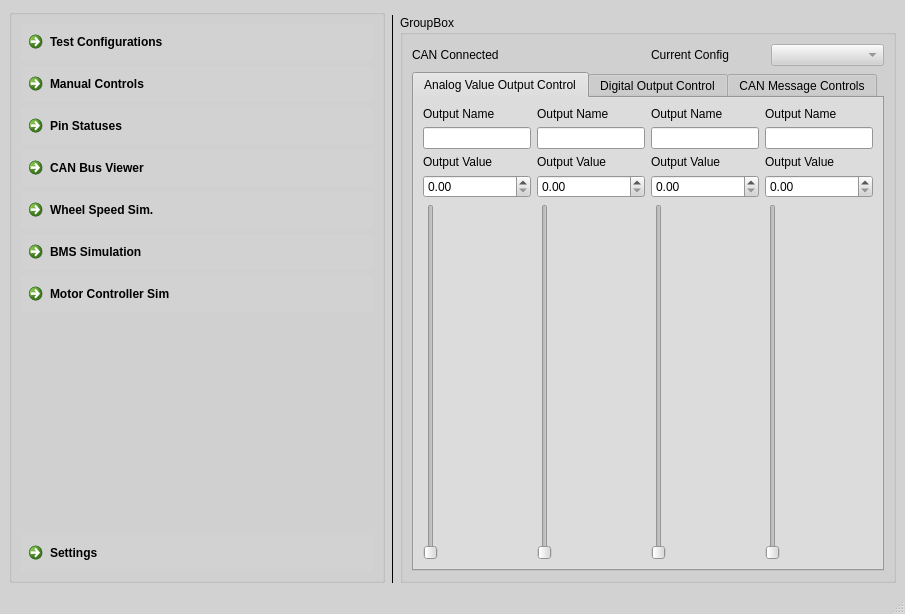
The window that ui/pervertt_main_frame.ui (PurdueElectricRacing/Main-Testbench) describes before a commit, drawn with Qt 5.
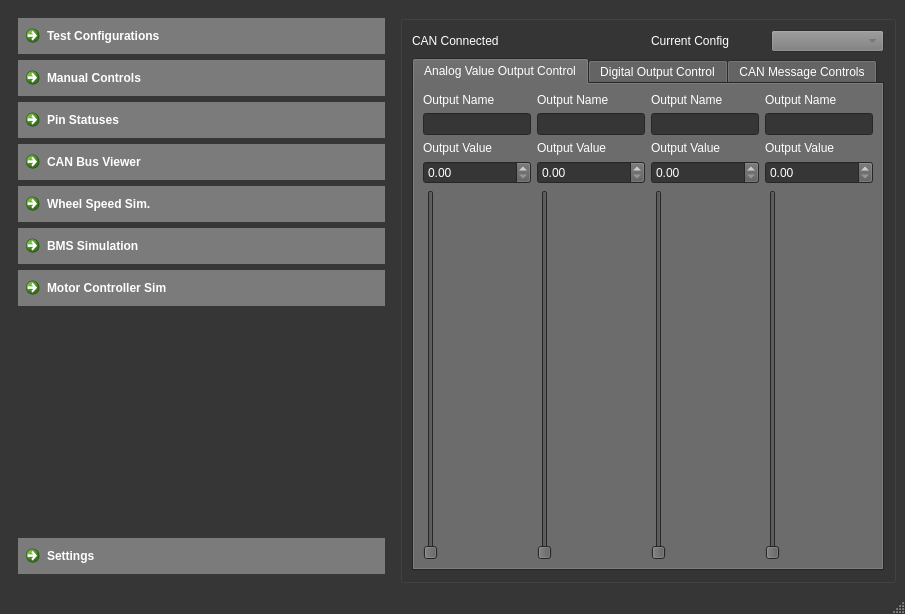
The same window after the commit. The open tabs and pages were chosen to show the change.

Patch:
```diff
--- a/ui/pervertt_main_frame.ui
+++ b/ui/pervertt_main_frame.ui
@@ -16,18 +16,18 @@
      <colorrole role="WindowText">
       <brush brushstyle="SolidPattern">
        <color alpha="255">
-        <red>0</red>
-        <green>0</green>
-        <blue>0</blue>
+        <red>255</red>
+        <green>255</green>
+        <blue>255</blue>
        </color>
       </brush>
      </colorrole>
      <colorrole role="Button">
       <brush brushstyle="SolidPattern">
        <color alpha="255">
-        <red>210</red>
-        <green>210</green>
-        <blue>210</blue>
+        <red>123</red>
+        <green>123</green>
+        <blue>123</blue>
        </color>
       </brush>
      </colorrole>
@@ -70,9 +70,9 @@
      <colorrole role="Text">
       <brush brushstyle="SolidPattern">
        <color alpha="255">
-        <red>0</red>
-        <green>0</green>
-        <blue>0</blue>
+        <red>255</red>
+        <green>255</green>
+        <blue>255</blue>
        </color>
       </brush>
      </colorrole>
@@ -88,45 +88,63 @@
      <colorrole role="ButtonText">
       <brush brushstyle="SolidPattern">
        <color alpha="255">
-        <red>0</red>
-        <green>0</green>
-        <blue>0</blue>
+        <red>255</red>
+        <green>255</green>
+        <blue>255</blue>
        </color>
       </brush>
      </colorrole>
      <colorrole role="Base">
       <brush brushstyle="SolidPattern">
        <color alpha="255">
-        <red>255</red>
-        <green>255</green>
-        <blue>255</blue>
+        <red>54</red>
+        <green>54</green>
+        <blue>54</blue>
        </color>
       </brush>
      </colorrole>
      <colorrole role="Window">
       <brush brushstyle="SolidPattern">
        <color alpha="255">
-        <red>210</red>
-        <green>210</green>
-        <blue>210</blue>
+        <red>54</red>
+        <green>54</green>
+        <blue>54</blue>
        </color>
       </brush>
      </colorrole>
      <colorrole role="Shadow">
       <brush brushstyle="SolidPattern">
        <color alpha="255">
-        <red>0</red>
-        <green>0</green>
-        <blue>0</blue>
+        <red>170</red>
+        <green>166</green>
+        <blue>119</blue>
+       </color>
+      </brush>
+     </colorrole>
+     <colorrole role="Highlight">
+      <brush brushstyle="SolidPattern">
+       <color alpha="255">
+        <red>207</red>
+        <green>185</green>
+        <blue>145</blue>
+       </color>
+      </brush>
+     </colorrole>
+     <colorrole role="HighlightedText">
+      <brush brushstyle="SolidPattern">
+       <color alpha="255">
+        <red>255</red>
+        <green>255</green>
+        <blue>255</blue>
        </color>
       </brush>
      </colorrole>
      <colorrole role="AlternateBase">
       <brush brushstyle="SolidPattern">
        <color alpha="255">
-        <red>232</red>
-        <green>232</green>
-        <blue>232</blue>
+        <red>168</red>
+        <green>170</green>
+        <blue>151</blue>
        </color>
       </brush>
      </colorrole>
@@ -162,18 +180,18 @@
      <colorrole role="WindowText">
       <brush brushstyle="SolidPattern">
        <color alpha="255">
-        <red>0</red>
-        <green>0</green>
-        <blue>0</blue>
+        <red>255</red>
+        <green>255</green>
+        <blue>255</blue>
        </color>
       </brush>
      </colorrole>
      <colorrole role="Button">
       <brush brushstyle="SolidPattern">
        <color alpha="255">
-        <red>210</red>
-        <green>210</green>
-        <blue>210</blue>
+        <red>123</red>
+        <green>123</green>
+        <blue>123</blue>
        </color>
       </brush>
      </colorrole>
@@ -216,9 +234,9 @@
      <colorrole role="Text">
       <brush brushstyle="SolidPattern">
        <color alpha="255">
-        <red>0</red>
-        <green>0</green>
-        <blue>0</blue>
+        <red>255</red>
+        <green>255</green>
+        <blue>255</blue>
        </color>
       </brush>
      </colorrole>
@@ -234,45 +252,63 @@
      <colorrole role="ButtonText">
       <brush brushstyle="SolidPattern">
        <color alpha="255">
-        <red>0</red>
-        <green>0</green>
-        <blue>0</blue>
+        <red>255</red>
+        <green>255</green>
+        <blue>255</blue>
        </color>
       </brush>
      </colorrole>
      <colorrole role="Base">
       <brush brushstyle="SolidPattern">
        <color alpha="255">
-        <red>255</red>
-        <green>255</green>
-        <blue>255</blue>
+        <red>54</red>
+        <green>54</green>
+        <blue>54</blue>
        </color>
       </brush>
      </colorrole>
      <colorrole role="Window">
       <brush brushstyle="SolidPattern">
        <color alpha="255">
-        <red>210</red>
-        <green>210</green>
-        <blue>210</blue>
+        <red>54</red>
+        <green>54</green>
+        <blue>54</blue>
        </color>
       </brush>
      </colorrole>
      <colorrole role="Shadow">
       <brush brushstyle="SolidPattern">
        <color alpha="255">
-        <red>0</red>
-        <green>0</green>
-        <blue>0</blue>
+        <red>170</red>
+        <green>166</green>
+        <blue>119</blue>
+       </color>
+      </brush>
+     </colorrole>
+     <colorrole role="Highlight">
+      <brush brushstyle="SolidPattern">
+       <color alpha="255">
+        <red>207</red>
+        <green>185</green>
+        <blue>145</blue>
+       </color>
+      </brush>
+     </colorrole>
+     <colorrole role="HighlightedText">
+      <brush brushstyle="SolidPattern">
+       <color alpha="255">
+        <red>255</red>
+        <green>255</green>
+        <blue>255</blue>
        </color>
       </brush>
      </colorrole>
      <colorrole role="AlternateBase">
       <brush brushstyle="SolidPattern">
        <color alpha="255">
-        <red>232</red>
-        <green>232</green>
-        <blue>232</blue>
+        <red>168</red>
+        <green>170</green>
+        <blue>151</blue>
        </color>
       </brush>
      </colorrole>
@@ -317,9 +353,9 @@
      <colorrole role="Button">
       <brush brushstyle="SolidPattern">
        <color alpha="255">
-        <red>210</red>
-        <green>210</green>
-        <blue>210</blue>
+        <red>123</red>
+        <green>123</green>
+        <blue>123</blue>
        </color>
       </brush>
      </colorrole>
@@ -389,36 +425,54 @@
      <colorrole role="Base">
       <brush brushstyle="SolidPattern">
        <color alpha="255">
-        <red>210</red>
-        <green>210</green>
-        <blue>210</blue>
+        <red>54</red>
+        <green>54</green>
+        <blue>54</blue>
        </color>
       </brush>
      </colorrole>
      <colorrole role="Window">
       <brush brushstyle="SolidPattern">
        <color alpha="255">
-        <red>210</red>
-        <green>210</green>
-        <blue>210</blue>
+        <red>54</red>
+        <green>54</green>
+        <blue>54</blue>
        </color>
       </brush>
      </colorrole>
      <colorrole role="Shadow">
       <brush brushstyle="SolidPattern">
        <color alpha="255">
-        <red>0</red>
-        <green>0</green>
-        <blue>0</blue>
+        <red>170</red>
+        <green>166</green>
+        <blue>119</blue>
+       </color>
+      </brush>
+     </colorrole>
+     <colorrole role="Highlight">
+      <brush brushstyle="SolidPattern">
+       <color alpha="255">
+        <red>23</red>
+        <green>26</green>
+        <blue>38</blue>
+       </color>
+      </brush>
+     </colorrole>
+     <colorrole role="HighlightedText">
+      <brush brushstyle="SolidPattern">
+       <color alpha="255">
+        <red>255</red>
+        <green>255</green>
+        <blue>255</blue>
        </color>
       </brush>
      </colorrole>
      <colorrole role="AlternateBase">
       <brush brushstyle="SolidPattern">
        <color alpha="255">
-        <red>210</red>
-        <green>210</green>
-        <blue>210</blue>
+        <red>168</red>
+        <green>170</green>
+        <blue>151</blue>
        </color>
       </brush>
      </colorrole>
@@ -467,197 +521,11 @@
    </property>
    <layout class="QGridLayout" name="gridLayout_3">
     <item row="1" column="1">
-     <widget class="QStackedWidget" name="page_frame">
-      <property name="frameShape">
-       <enum>QFrame::VLine</enum>
-      </property>
-      <property name="frameShadow">
-       <enum>QFrame::Plain</enum>
-      </property>
-      <property name="lineWidth">
-       <number>1</number>
-      </property>
-      <property name="currentIndex">
-       <number>5</number>
-      </property>
-      <widget class="QWidget" name="config_page"/>
-      <widget class="QWidget" name="controls_page">
-       <property name="enabled">
-        <bool>true</bool>
-       </property>
-      </widget>
-      <widget class="QWidget" name="pin_status_page"/>
-      <widget class="QWidget" name="can_viewer_page"/>
-      <widget class="QWidget" name="speed_sim_page"/>
-      <widget class="QWidget" name="bms_sim_page"/>
-      <widget class="QWidget" name="mc_sim_page"/>
-     </widget>
-    </item>
-    <item row="0" column="0" rowspan="2">
-     <widget class="QGroupBox" name="page_selection">
-      <property name="cursor">
-       <cursorShape>SizeAllCursor</cursorShape>
-      </property>
-      <property name="layoutDirection">
-       <enum>Qt::LeftToRight</enum>
-      </property>
-      <property name="title">
-       <string/>
-      </property>
-      <property name="flat">
-       <bool>false</bool>
-      </property>
-      <layout class="QVBoxLayout" name="verticalLayout">
-       <item>
-        <widget class="QCommandLinkButton" name="test_configs">
-         <property name="autoFillBackground">
-          <bool>true</bool>
-         </property>
-         <property name="text">
-          <string>Test Configurations</string>
-         </property>
-         <property name="checkable">
-          <bool>true</bool>
-         </property>
-         <property name="autoExclusive">
-          <bool>true</bool>
-         </property>
-        </widget>
-       </item>
-       <item>
-        <widget class="QCommandLinkButton" name="manual_controls">
-         <property name="autoFillBackground">
-          <bool>true</bool>
-         </property>
-         <property name="text">
-          <string>Manual Controls</string>
-         </property>
-         <property name="checkable">
-          <bool>true</bool>
-         </property>
-         <property name="autoExclusive">
-          <bool>true</bool>
-         </property>
-        </widget>
-       </item>
-       <item>
-        <widget class="QCommandLinkButton" name="pin_statuses">
-         <property name="autoFillBackground">
-          <bool>true</bool>
-         </property>
-         <property name="text">
-          <string>Pin Statuses</string>
-         </property>
-         <property name="checkable">
-          <bool>true</bool>
-         </property>
-         <property name="autoExclusive">
-          <bool>true</bool>
-         </property>
-        </widget>
-       </item>
-       <item>
-        <widget class="QCommandLinkButton" name="can_viewer">
-         <property name="autoFillBackground">
-          <bool>true</bool>
-         </property>
-         <property name="text">
-          <string>CAN Bus Viewer</string>
-         </property>
-         <property name="checkable">
-          <bool>true</bool>
-         </property>
-         <property name="autoExclusive">
-          <bool>true</bool>
-         </property>
-        </widget>
-       </item>
-       <item>
-        <widget class="QCommandLinkButton" name="wheel_speed_sim">
-         <property name="autoFillBackground">
-          <bool>true</bool>
-         </property>
-         <property name="text">
-          <string>Wheel Speed Sim.</string>
-         </property>
-         <property name="checkable">
-          <bool>true</bool>
-         </property>
-         <property name="autoExclusive">
-          <bool>true</bool>
-         </property>
-        </widget>
-       </item>
-       <item>
-        <widget class="QCommandLinkButton" name="bms_sim">
-         <property name="autoFillBackground">
-          <bool>true</bool>
-         </property>
-         <property name="text">
-          <string>BMS Simulation</string>
-         </property>
-         <property name="checkable">
-          <bool>true</bool>
-         </property>
-         <property name="autoExclusive">
-          <bool>true</bool>
-         </property>
-        </widget>
-       </item>
-       <item>
-        <widget class="QCommandLinkButton" name="mc_sim">
-         <property name="autoFillBackground">
-          <bool>true</bool>
-         </property>
-         <property name="text">
-          <string>Motor Controller Sim</string>
-         </property>
-         <property name="checkable">
-          <bool>true</bool>
-         </property>
-         <property name="autoExclusive">
-          <bool>true</bool>
-         </property>
-        </widget>
-       </item>
-       <item>
-        <spacer name="verticalSpacer">
-         <property name="orientation">
-          <enum>Qt::Vertical</enum>
-         </property>
-         <property name="sizeHint" stdset="0">
-          <size>
-           <width>20</width>
-           <height>40</height>
-          </size>
-         </property>
-        </spacer>
-       </item>
-       <item>
-        <widget class="QCommandLinkButton" name="settings">
-         <property name="autoFillBackground">
-          <bool>true</bool>
-         </property>
-         <property name="text">
-          <string>Settings</string>
-         </property>
-         <property name="checkable">
-          <bool>true</bool>
-         </property>
-         <property name="autoExclusive">
-          <bool>true</bool>
-         </property>
-        </widget>
-       </item>
-      </layout>
-     </widget>
-    </item>
-    <item row="1" column="2">
      <layout class="QGridLayout" name="gridLayout_4">
       <item row="0" column="0">
        <widget class="QGroupBox" name="info_section">
         <property name="title">
-         <string>GroupBox</string>
+         <string/>
         </property>
         <layout class="QGridLayout" name="gridLayout">
          <item row="1" column="0" colspan="4">
@@ -665,6 +533,70 @@
            <property name="enabled">
             <bool>true</bool>
            </property>
+           <property name="palette">
+            <palette>
+             <active>
+              <colorrole role="Button">
+               <brush brushstyle="SolidPattern">
+                <color alpha="255">
+                 <red>91</red>
+                 <green>91</green>
+                 <blue>91</blue>
+                </color>
+               </brush>
+              </colorrole>
+              <colorrole role="Mid">
+               <brush brushstyle="SolidPattern">
+                <color alpha="255">
+                 <red>61</red>
+                 <green>61</green>
+                 <blue>61</blue>
+                </color>
+               </brush>
+              </colorrole>
+             </active>
+             <inactive>
+              <colorrole role="Button">
+               <brush brushstyle="SolidPattern">
+                <color alpha="255">
+                 <red>91</red>
+                 <green>91</green>
+                 <blue>91</blue>
+                </color>
+               </brush>
+              </colorrole>
+              <colorrole role="Mid">
+               <brush brushstyle="SolidPattern">
+                <color alpha="255">
+                 <red>61</red>
+                 <green>61</green>
+                 <blue>61</blue>
+                </color>
+               </brush>
+              </colorrole>
+             </inactive>
+             <disabled>
+              <colorrole role="Button">
+               <brush brushstyle="SolidPattern">
+                <color alpha="255">
+                 <red>91</red>
+                 <green>91</green>
+                 <blue>91</blue>
+                </color>
+               </brush>
+              </colorrole>
+              <colorrole role="Mid">
+               <brush brushstyle="SolidPattern">
+                <color alpha="255">
+                 <red>61</red>
+                 <green>61</green>
+                 <blue>61</blue>
+                </color>
+               </brush>
+              </colorrole>
+             </disabled>
+            </palette>
+           </property>
            <property name="tabPosition">
             <enum>QTabWidget::North</enum>
            </property>
@@ -882,6 +814,229 @@
       </item>
      </layout>
     </item>
+    <item row="0" column="0" rowspan="2">
+     <widget class="QFrame" name="page_selection">
+      <property name="palette">
+       <palette>
+        <active>
+         <colorrole role="Base">
+          <brush brushstyle="SolidPattern">
+           <color alpha="255">
+            <red>54</red>
+            <green>48</green>
+            <blue>37</blue>
+           </color>
+          </brush>
+         </colorrole>
+         <colorrole role="Window">
+          <brush brushstyle="SolidPattern">
+           <color alpha="255">
+            <red>54</red>
+            <green>48</green>
+            <blue>37</blue>
+           </color>
+          </brush>
+         </colorrole>
+        </active>
+        <inactive>
+         <colorrole role="Base">
+          <brush brushstyle="SolidPattern">
+           <color alpha="255">
+            <red>54</red>
+            <green>48</green>
+            <blue>37</blue>
+           </color>
+          </brush>
+         </colorrole>
+         <colorrole role="Window">
+          <brush brushstyle="SolidPattern">
+           <color alpha="255">
+            <red>54</red>
+            <green>48</green>
+            <blue>37</blue>
+           </color>
+          </brush>
+         </colorrole>
+        </inactive>
+        <disabled>
+         <colorrole role="Base">
+          <brush brushstyle="SolidPattern">
+           <color alpha="255">
+            <red>54</red>
+            <green>48</green>
+            <blue>37</blue>
+           </color>
+          </brush>
+         </colorrole>
+         <colorrole role="Window">
+          <brush brushstyle="SolidPattern">
+           <color alpha="255">
+            <red>54</red>
+            <green>48</green>
+            <blue>37</blue>
+           </color>
+          </brush>
+         </colorrole>
+        </disabled>
+       </palette>
+      </property>
+      <property name="cursor">
+       <cursorShape>SizeAllCursor</cursorShape>
+      </property>
+      <property name="layoutDirection">
+       <enum>Qt::LeftToRight</enum>
+      </property>
+      <layout class="QGridLayout" name="gridLayout_5">
+       <item row="1" column="0">
+        <widget class="QCommandLinkButton" name="manual_controls">
+         <property name="autoFillBackground">
+          <bool>true</bool>
+         </property>
+         <property name="text">
+          <string>Manual Controls</string>
+         </property>
+         <property name="checkable">
+          <bool>true</bool>
+         </property>
+         <property name="autoExclusive">
+          <bool>true</bool>
+         </property>
+        </widget>
+       </item>
+       <item row="2" column="0">
+        <widget class="QCommandLinkButton" name="pin_statuses">
+         <property name="autoFillBackground">
+          <bool>true</bool>
+         </property>
+         <property name="text">
+          <string>Pin Statuses</string>
+         </property>
+         <property name="checkable">
+          <bool>true</bool>
+         </property>
+         <property name="autoExclusive">
+          <bool>true</bool>
+         </property>
+        </widget>
+       </item>
+       <item row="5" column="0">
+        <widget class="QCommandLinkButton" name="bms_sim">
+         <property name="autoFillBackground">
+          <bool>true</bool>
+         </property>
+         <property name="text">
+          <string>BMS Simulation</string>
+         </property>
+         <property name="checkable">
+          <bool>true</bool>
+         </property>
+         <property name="autoExclusive">
+          <bool>true</bool>
+         </property>
+        </widget>
+       </item>
+       <item row="8" column="0">
+        <widget class="QCommandLinkButton" name="settings">
+         <property name="sizePolicy">
+          <sizepolicy hsizetype="Preferred" vsizetype="Preferred">
+           <horstretch>0</horstretch>
+           <verstretch>0</verstretch>
+          </sizepolicy>
+         </property>
+         <property name="autoFillBackground">
+          <bool>true</bool>
+         </property>
+         <property name="text">
+          <string>Settings</string>
+         </property>
+         <property name="checkable">
+          <bool>true</bool>
+         </property>
+         <property name="autoExclusive">
+          <bool>true</bool>
+         </property>
+        </widget>
+       </item>
+       <item row="7" column="0">
+        <spacer name="verticalSpacer">
+         <property name="orientation">
+          <enum>Qt::Vertical</enum>
+         </property>
+         <property name="sizeHint" stdset="0">
+          <size>
+           <width>20</width>
+           <height>40</height>
+          </size>
+         </property>
+        </spacer>
+       </item>
+       <item row="0" column="0">
+        <widget class="QCommandLinkButton" name="test_configs">
+         <property name="autoFillBackground">
+          <bool>true</bool>
+         </property>
+         <property name="text">
+          <string>Test Configurations</string>
+         </property>
+         <property name="checkable">
+          <bool>true</bool>
+         </property>
+         <property name="autoExclusive">
+          <bool>true</bool>
+         </property>
+        </widget>
+       </item>
+       <item row="4" column="0">
+        <widget class="QCommandLinkButton" name="wheel_speed_sim">
+         <property name="autoFillBackground">
+          <bool>true</bool>
+         </property>
+         <property name="text">
+          <string>Wheel Speed Sim.</string>
+         </property>
+         <property name="checkable">
+          <bool>true</bool>
+         </property>
+         <property name="autoExclusive">
+          <bool>true</bool>
+         </property>
+        </widget>
+       </item>
+       <item row="3" column="0">
+        <widget class="QCommandLinkButton" name="can_viewer">
+         <property name="autoFillBackground">
+          <bool>true</bool>
+         </property>
+         <property name="text">
+          <string>CAN Bus Viewer</string>
+         </property>
+         <property name="checkable">
+          <bool>true</bool>
+         </property>
+         <property name="autoExclusive">
+          <bool>true</bool>
+         </property>
+        </widget>
+       </item>
+       <item row="6" column="0">
+        <widget class="QCommandLinkButton" name="mc_sim">
+         <property name="autoFillBackground">
+          <bool>true</bool>
+         </property>
+         <property name="text">
+          <string>Motor Controller Sim</string>
+         </property>
+         <property name="checkable">
+          <bool>true</bool>
+         </property>
+         <property name="autoExclusive">
+          <bool>true</bool>
+         </property>
+        </widget>
+       </item>
+      </layout>
+     </widget>
+    </item>
    </layout>
   </widget>
   <widget class="QStatusBar" name="statusbar"/>
```
Left out of the diff: 218 changed lines with no effect on the pictures.
